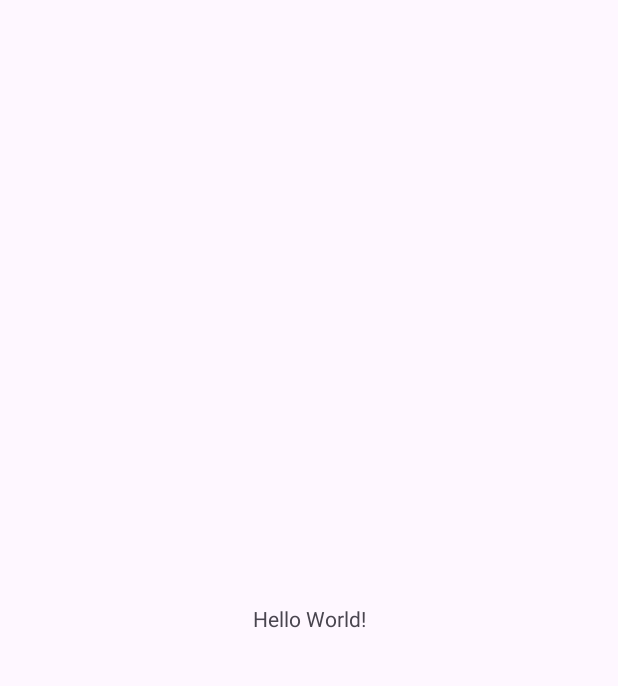
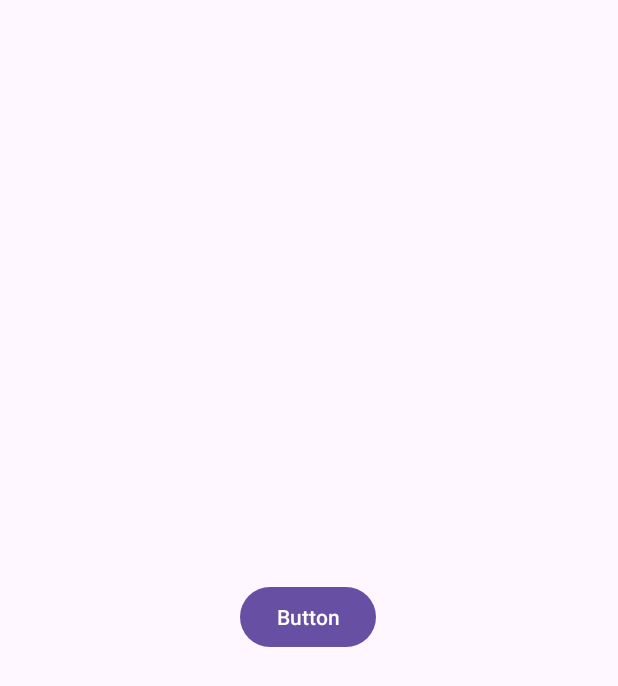
Before and after one commit to raffaeleGraz/rollTheDice, an Android app: the screen it shows after launch (MainActivity), on a phone screen of 412 x 824 dp. Before the commit the part shown is almost empty. Shown: the top 686 px of the screen. Run offline under Robolectric (Android 15) with nearby library versions, the phone set to English and light mode, and no system bars.

Commit message:
Aggiunta di: - pulsante di avvio - funzione per estrarre un numero random - funzione per passare al secondo activity main - array associativo con le relative immagini dei dadi - visualizzazione del dado corretto

```diff
--- a/app/src/main/AndroidManifest.xml
+++ b/app/src/main/AndroidManifest.xml
@@ -13,6 +13,9 @@
         android:theme="@style/Theme.RollTheDice"
         tools:targetApi="31">
         <activity
+            android:name=".MainActivity2"
+            android:exported="false" />
+        <activity
             android:name=".MainActivity"
             android:exported="true">
             <intent-filter>
--- a/app/src/main/res/layout/activity_main.xml
+++ b/app/src/main/res/layout/activity_main.xml
@@ -7,13 +7,15 @@
     android:layout_height="match_parent"
     tools:context=".MainActivity">
 
-    <TextView
+    <Button
+        android:id="@+id/startBtn"
         android:layout_width="wrap_content"
         android:layout_height="wrap_content"
-        android:text="Hello World!"
+        android:text="Button"
         app:layout_constraintBottom_toBottomOf="parent"
         app:layout_constraintEnd_toEndOf="parent"
+        app:layout_constraintHorizontal_bias="0.498"
         app:layout_constraintStart_toStartOf="parent"
-        app:layout_constraintTop_toTopOf="parent" />
-
+        app:layout_constraintTop_toTopOf="parent"
+        app:layout_constraintVertical_bias="0.499" />
 </androidx.constraintlayout.widget.ConstraintLayout>
```
Also changed, not shown: app/src/main/java/com/example/rollthedice/MainActivity.kt (+18 -0 lines), app/src/main/assets/dadi/dado1.png (deleted), app/src/main/assets/dadi/dado2.png (deleted), app/src/main/assets/dadi/dado3.png (deleted), app/src/main/assets/dadi/dado4.png (deleted), app/src/main/assets/dadi/dado5.png (deleted), app/src/main/assets/dadi/dado6.png (deleted).
